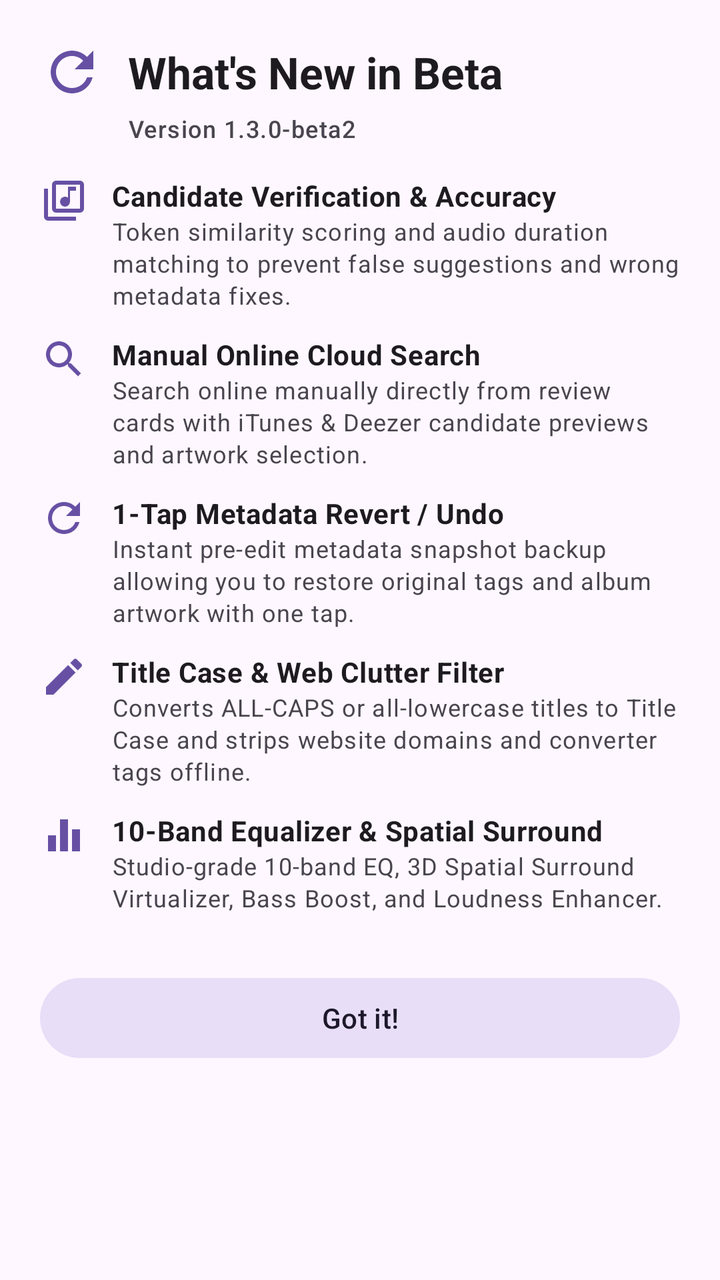
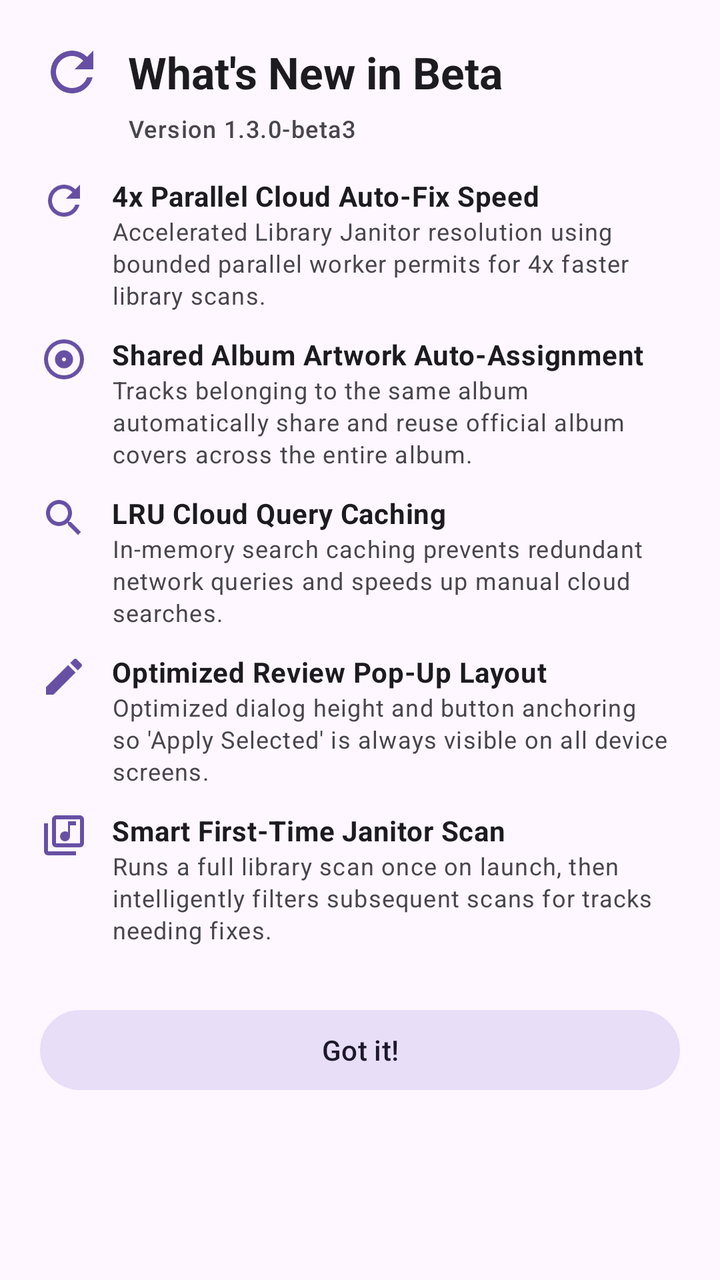

Before-and-after screenshots of an Android layout around one commit, followed by the original layout XML and the change that was made.
<!-- AndroidManifest.xml: application theme Theme_Myusiq -->
<!-- res/layout/dialog_changelog.xml -->
<?xml version="1.0" encoding="utf-8"?>
<ScrollView xmlns:android="http://schemas.android.com/apk/res/android"
    xmlns:app="http://schemas.android.com/apk/res-auto"
    android:layout_width="match_parent"
    android:layout_height="wrap_content"
    android:padding="20dp">

    <LinearLayout
        android:layout_width="match_parent"
        android:layout_height="wrap_content"
        android:orientation="vertical">

        <LinearLayout
            android:layout_width="match_parent"
            android:layout_height="wrap_content"
            android:orientation="horizontal"
            android:gravity="center_vertical"
            android:layout_marginBottom="4dp">

            <ImageView
                android:layout_width="32dp"
                android:layout_height="32dp"
                android:src="@drawable/ic_refresh"
                app:tint="?attr/colorPrimary"
                android:importantForAccessibility="no" />

            <TextView
                android:id="@+id/tvChangelogTitle"
                android:layout_width="wrap_content"
                android:layout_height="wrap_content"
                android:layout_marginStart="12dp"
                android:text="What's New in Beta"
                android:textAppearance="?attr/textAppearanceTitleLarge"
                android:textStyle="bold" />
        </LinearLayout>

        <TextView
            android:id="@+id/tvChangelogSub"
            android:layout_width="wrap_content"
            android:layout_height="wrap_content"
            android:layout_marginStart="44dp"
            android:layout_marginBottom="16dp"
            android:text="Version 1.3.0-beta2"
            android:textAppearance="?attr/textAppearanceLabelMedium"
            android:textColor="?attr/colorOnSurfaceVariant" />

        
        <LinearLayout
            android:layout_width="match_parent"
            android:layout_height="wrap_content"
            android:orientation="horizontal"
            android:layout_marginBottom="12dp">

            <ImageView
                android:layout_width="24dp"
                android:layout_height="24dp"
                android:src="@drawable/ic_tracks"
                app:tint="?attr/colorPrimary"
                android:importantForAccessibility="no" />

            <LinearLayout
                android:layout_width="0dp"
                android:layout_height="wrap_content"
                android:layout_weight="1"
                android:layout_marginStart="12dp"
                android:orientation="vertical">

                <TextView
                    android:layout_width="wrap_content"
                    android:layout_height="wrap_content"
                    android:text="Candidate Verification &amp; Accuracy"
                    android:textAppearance="?attr/textAppearanceBodyMedium"
                    android:textStyle="bold" />

                <TextView
                    android:layout_width="wrap_content"
                    android:layout_height="wrap_content"
                    android:text="Token similarity scoring and audio duration matching to prevent false suggestions and wrong metadata fixes."
                    android:textAppearance="?attr/textAppearanceBodySmall"
                    android:textColor="?attr/colorOnSurfaceVariant" />
            </LinearLayout>
        </LinearLayout>

        
        <LinearLayout
            android:layout_width="match_parent"
            android:layout_height="wrap_content"
            android:orientation="horizontal"
            android:layout_marginBottom="12dp">

            <ImageView
                android:layout_width="24dp"
                android:layout_height="24dp"
                android:src="@drawable/ic_search"
                app:tint="?attr/colorPrimary"
                android:importantForAccessibility="no" />

            <LinearLayout
                android:layout_width="0dp"
                android:layout_height="wrap_content"
                android:layout_weight="1"
                android:layout_marginStart="12dp"
                android:orientation="vertical">

                <TextView
                    android:layout_width="wrap_content"
                    android:layout_height="wrap_content"
                    android:text="Manual Online Cloud Search"
                    android:textAppearance="?attr/textAppearanceBodyMedium"
                    android:textStyle="bold" />

                <TextView
                    android:layout_width="wrap_content"
                    android:layout_height="wrap_content"
                    android:text="Search online manually directly from review cards with iTunes &amp; Deezer candidate previews and artwork selection."
                    android:textAppearance="?attr/textAppearanceBodySmall"
                    android:textColor="?attr/colorOnSurfaceVariant" />
            </LinearLayout>
        </LinearLayout>

        
        <LinearLayout
            android:layout_width="match_parent"
            android:layout_height="wrap_content"
            android:orientation="horizontal"
            android:layout_marginBottom="12dp">

            <ImageView
                android:layout_width="24dp"
                android:layout_height="24dp"
                android:src="@drawable/ic_refresh"
                app:tint="?attr/colorPrimary"
                android:importantForAccessibility="no" />

            <LinearLayout
                android:layout_width="0dp"
                android:layout_height="wrap_content"
                android:layout_weight="1"
                android:layout_marginStart="12dp"
                android:orientation="vertical">

                <TextView
                    android:layout_width="wrap_content"
                    android:layout_height="wrap_content"
                    android:text="1-Tap Metadata Revert / Undo"
                    android:textAppearance="?attr/textAppearanceBodyMedium"
                    android:textStyle="bold" />

                <TextView
                    android:layout_width="wrap_content"
                    android:layout_height="wrap_content"
                    android:text="Instant pre-edit metadata snapshot backup allowing you to restore original tags and album artwork with one tap."
                    android:textAppearance="?attr/textAppearanceBodySmall"
                    android:textColor="?attr/colorOnSurfaceVariant" />
            </LinearLayout>
        </LinearLayout>

        
        <LinearLayout
            android:layout_width="match_parent"
            android:layout_height="wrap_content"
            android:orientation="horizontal"
            android:layout_marginBottom="12dp">

            <ImageView
                android:layout_width="24dp"
                android:layout_height="24dp"
                android:src="@drawable/ic_edit"
                app:tint="?attr/colorPrimary"
                android:importantForAccessibility="no" />

            <LinearLayout
                android:layout_width="0dp"
                android:layout_height="wrap_content"
                android:layout_weight="1"
                android:layout_marginStart="12dp"
                android:orientation="vertical">

                <TextView
                    android:layout_width="wrap_content"
                    android:layout_height="wrap_content"
                    android:text="Title Case &amp; Web Clutter Filter"
                    android:textAppearance="?attr/textAppearanceBodyMedium"
                    android:textStyle="bold" />

                <TextView
                    android:layout_width="wrap_content"
                    android:layout_height="wrap_content"
                    android:text="Converts ALL-CAPS or all-lowercase titles to Title Case and strips website domains and converter tags offline."
                    android:textAppearance="?attr/textAppearanceBodySmall"
                    android:textColor="?attr/colorOnSurfaceVariant" />
            </LinearLayout>
        </LinearLayout>

        
        <LinearLayout
            android:layout_width="match_parent"
            android:layout_height="wrap_content"
            android:orientation="horizontal"
            android:layout_marginBottom="12dp">

            <ImageView
                android:layout_width="24dp"
                android:layout_height="24dp"
                android:src="@drawable/ic_equalizer"
                app:tint="?attr/colorPrimary"
                android:importantForAccessibility="no" />

            <LinearLayout
                android:layout_width="0dp"
                android:layout_height="wrap_content"
                android:layout_weight="1"
                android:layout_marginStart="12dp"
                android:orientation="vertical">

                <TextView
                    android:layout_width="wrap_content"
                    android:layout_height="wrap_content"
                    android:text="10-Band Equalizer &amp; Spatial Surround"
                    android:textAppearance="?attr/textAppearanceBodyMedium"
                    android:textStyle="bold" />

                <TextView
                    android:layout_width="wrap_content"
                    android:layout_height="wrap_content"
                    android:text="Studio-grade 10-band EQ, 3D Spatial Surround Virtualizer, Bass Boost, and Loudness Enhancer."
                    android:textAppearance="?attr/textAppearanceBodySmall"
                    android:textColor="?attr/colorOnSurfaceVariant" />
            </LinearLayout>
        </LinearLayout>

        <com.google.android.material.button.MaterialButton
            android:id="@+id/btnChangelogGotIt"
            style="@style/Widget.Material3.Button.TonalButton"
            android:layout_width="match_parent"
            android:layout_height="wrap_content"
            android:layout_marginTop="16dp"
            android:text="@string/got_it" />

    </LinearLayout>
</ScrollView>
<!-- resources referenced by this layout -->
<resources>
  <!-- drawable ic_edit (drawable) -->
  <vector xmlns:android="http://schemas.android.com/apk/res/android"
      android:width="24dp"
      android:height="24dp"
      android:viewportWidth="24"
      android:viewportHeight="24">
      <path
          android:fillColor="@android:color/white"
          android:pathData="M3,17.25V21h3.75L17.81,9.94l-3.75,-3.75L3,17.25zM20.71,7.04c0.39,-0.39 0.39,-1.02 0,-1.41l-2.34,-2.34c-0.39,-0.39 -1.02,-0.39 -1.41,0l-1.83,1.83 3.75,3.75 1.83,-1.83z" />
  </vector>
  <!-- drawable ic_equalizer (drawable) -->
  <vector xmlns:android="http://schemas.android.com/apk/res/android" android:height="24dp" android:tint="#000000" android:viewportHeight="960" android:viewportWidth="960" android:width="24dp">
  
      <path android:fillColor="@android:color/white" android:pathData="M160,800L160,480L320,480L320,800L160,800ZM400,800L400,160L560,160L560,800L400,800ZM640,800L640,360L800,360L800,800L640,800Z"/>
  
  </vector>
  <!-- drawable ic_refresh (drawable) -->
  <vector xmlns:android="http://schemas.android.com/apk/res/android" android:height="24dp" android:tint="#000000" android:viewportHeight="24" android:viewportWidth="24" android:width="24dp">
  
      <path android:fillColor="@android:color/white" android:pathData="M17.65,6.35C16.2,4.9 14.21,4 12,4c-4.42,0 -7.99,3.58 -7.99,8s3.57,8 7.99,8c3.73,0 6.84,-2.55 7.73,-6h-2.08c-0.82,2.33 -3.04,4 -5.65,4 -3.31,0 -6,-2.69 -6,-6s2.69,-6 6,-6c1.66,0 3.14,0.69 4.22,1.78L13,11h7V4l-2.35,2.35z"/>
  
  </vector>
  <!-- drawable ic_search (drawable) -->
  <vector xmlns:android="http://schemas.android.com/apk/res/android" android:height="24dp" android:tint="#000000" android:viewportHeight="24" android:viewportWidth="24" android:width="24dp">
  
      <path android:fillColor="@android:color/white" android:pathData="M15.5,14h-0.79l-0.28,-0.27C15.41,12.59 16,11.11 16,9.5 16,5.91 13.09,3 9.5,3S3,5.91 3,9.5 5.91,16 9.5,16c1.61,0 3.09,-0.59 4.23,-1.57l0.27,0.28v0.79l5,4.99L20.49,19l-4.99,-5zM9.5,14C7.01,14 5,11.99 5,9.5S7.01,5 9.5,5 14,7.01 14,9.5 11.99,14 9.5,14z"/>
  
  </vector>
  <string name="got_it">Got it!</string>
  <style name="Theme_Myusiq" parent="Base.Theme_Myusiq">
          <item name="colorPrimary">@color/md_theme_default_primary</item>
      </style>
  <style name="Base.Theme_Myusiq" parent="Theme.Material3.DayNight.NoActionBar">
          <item name="android:navigationBarColor">@android:color/transparent</item>
          <item name="android:statusBarColor">@android:color/transparent</item>
          <item name="android:windowTranslucentStatus">false</item>
          <item name="android:windowTranslucentNavigation">false</item>
          <item name="android:windowDrawsSystemBarBackgrounds">true</item>
      </style>
  <color name="md_theme_default_primary">#6750A4</color>
  <!-- unchanged entries left out for length: 1 -->
</resources>

<!-- the commit's change to res/layout/dialog_changelog.xml (unified diff, before → after) -->
@@ -40,7 +40,7 @@
             android:layout_height="wrap_content"
             android:layout_marginStart="44dp"
             android:layout_marginBottom="16dp"
-            android:text="Version 1.3.0-beta2"
+            android:text="Version 1.3.0-beta3"
             android:textAppearance="?attr/textAppearanceLabelMedium"
             android:textColor="?attr/colorOnSurfaceVariant" />
 
@@ -54,6 +54,154 @@
             <ImageView
                 android:layout_width="24dp"
                 android:layout_height="24dp"
+                android:src="@drawable/ic_refresh"
+                app:tint="?attr/colorPrimary"
+                android:importantForAccessibility="no" />
+
+            <LinearLayout
+                android:layout_width="0dp"
+                android:layout_height="wrap_content"
+                android:layout_weight="1"
+                android:layout_marginStart="12dp"
+                android:orientation="vertical">
+
+                <TextView
+                    android:layout_width="wrap_content"
+                    android:layout_height="wrap_content"
+                    android:text="4x Parallel Cloud Auto-Fix Speed"
+                    android:textAppearance="?attr/textAppearanceBodyMedium"
+                    android:textStyle="bold" />
+
+                <TextView
+                    android:layout_width="wrap_content"
+                    android:layout_height="wrap_content"
+                    android:text="Accelerated Library Janitor resolution using bounded parallel worker permits for 4x faster library scans."
+                    android:textAppearance="?attr/textAppearanceBodySmall"
+                    android:textColor="?attr/colorOnSurfaceVariant" />
+            </LinearLayout>
+        </LinearLayout>
+
+        
+        <LinearLayout
+            android:layout_width="match_parent"
+            android:layout_height="wrap_content"
+            android:orientation="horizontal"
+            android:layout_marginBottom="12dp">
+
+            <ImageView
+                android:layout_width="24dp"
+                android:layout_height="24dp"
+                android:src="@drawable/ic_album"
+                app:tint="?attr/colorPrimary"
+                android:importantForAccessibility="no" />
+
+            <LinearLayout
+                android:layout_width="0dp"
+                android:layout_height="wrap_content"
+                android:layout_weight="1"
+                android:layout_marginStart="12dp"
+                android:orientation="vertical">
+
+                <TextView
+                    android:layout_width="wrap_content"
+                    android:layout_height="wrap_content"
+                    android:text="Shared Album Artwork Auto-Assignment"
+                    android:textAppearance="?attr/textAppearanceBodyMedium"
+                    android:textStyle="bold" />
+
+                <TextView
+                    android:layout_width="wrap_content"
+                    android:layout_height="wrap_content"
+                    android:text="Tracks belonging to the same album automatically share and reuse official album covers across the entire album."
+                    android:textAppearance="?attr/textAppearanceBodySmall"
+                    android:textColor="?attr/colorOnSurfaceVariant" />
+            </LinearLayout>
+        </LinearLayout>
+
+        
+        <LinearLayout
+            android:layout_width="match_parent"
+            android:layout_height="wrap_content"
+            android:orientation="horizontal"
+            android:layout_marginBottom="12dp">
+
+            <ImageView
+                android:layout_width="24dp"
+                android:layout_height="24dp"
+                android:src="@drawable/ic_search"
+                app:tint="?attr/colorPrimary"
+                android:importantForAccessibility="no" />
+
+            <LinearLayout
+                android:layout_width="0dp"
+                android:layout_height="wrap_content"
+                android:layout_weight="1"
+                android:layout_marginStart="12dp"
+                android:orientation="vertical">
+
+                <TextView
+                    android:layout_width="wrap_content"
+                    android:layout_height="wrap_content"
+                    android:text="LRU Cloud Query Caching"
+                    android:textAppearance="?attr/textAppearanceBodyMedium"
+                    android:textStyle="bold" />
+
+                <TextView
+                    android:layout_width="wrap_content"
+                    android:layout_height="wrap_content"
+                    android:text="In-memory search caching prevents redundant network queries and speeds up manual cloud searches."
+                    android:textAppearance="?attr/textAppearanceBodySmall"
+                    android:textColor="?attr/colorOnSurfaceVariant" />
+            </LinearLayout>
+        </LinearLayout>
+
+        
+        <LinearLayout
+            android:layout_width="match_parent"
+            android:layout_height="wrap_content"
+            android:orientation="horizontal"
+            android:layout_marginBottom="12dp">
+
+            <ImageView
+                android:layout_width="24dp"
+                android:layout_height="24dp"
+                android:src="@drawable/ic_edit"
+                app:tint="?attr/colorPrimary"
+                android:importantForAccessibility="no" />
+
+            <LinearLayout
+                android:layout_width="0dp"
+                android:layout_height="wrap_content"
+                android:layout_weight="1"
+                android:layout_marginStart="12dp"
+                android:orientation="vertical">
+
+                <TextView
+                    android:layout_width="wrap_content"
+                    android:layout_height="wrap_content"
+                    android:text="Optimized Review Pop-Up Layout"
+                    android:textAppearance="?attr/textAppearanceBodyMedium"
+                    android:textStyle="bold" />
+
+                <TextView
+                    android:layout_width="wrap_content"
+                    android:layout_height="wrap_content"
+                    android:text="Optimized dialog height and button anchoring so 'Apply Selected' is always visible on all device screens."
+                    android:textAppearance="?attr/textAppearanceBodySmall"
+                    android:textColor="?attr/colorOnSurfaceVariant" />
+            </LinearLayout>
+        </LinearLayout>
+
+        
+        <LinearLayout
+            android:layout_width="match_parent"
+            android:layout_height="wrap_content"
+            android:orientation="horizontal"
+            android:layout_marginBottom="12dp">
+
+            <ImageView
+                android:layout_width="24dp"
+                android:layout_height="24dp"
                 android:src="@drawable/ic_tracks"
                 app:tint="?attr/colorPrimary"
                 android:importantForAccessibility="no" />
@@ -68,162 +216,14 @@
                 <TextView
                     android:layout_width="wrap_content"
                     android:layout_height="wrap_content"
-                    android:text="Candidate Verification &amp; Accuracy"
-                    android:textAppearance="?attr/textAppearanceBodyMedium"
-                    android:textStyle="bold" />
-
-                <TextView
-                    android:layout_width="wrap_content"
-                    android:layout_height="wrap_content"
-                    android:text="Token similarity scoring and audio duration matching to prevent false suggestions and wrong metadata fixes."
-                    android:textAppearance="?attr/textAppearanceBodySmall"
-                    android:textColor="?attr/colorOnSurfaceVariant" />
-            </LinearLayout>
-        </LinearLayout>
-
-        
-        <LinearLayout
-            android:layout_width="match_parent"
-            android:layout_height="wrap_content"
-            android:orientation="horizontal"
-            android:layout_marginBottom="12dp">
-
-            <ImageView
-                android:layout_width="24dp"
-                android:layout_height="24dp"
-                android:src="@drawable/ic_search"
-                app:tint="?attr/colorPrimary"
-                android:importantForAccessibility="no" />
-
-            <LinearLayout
-                android:layout_width="0dp"
-                android:layout_height="wrap_content"
-                android:layout_weight="1"
-                android:layout_marginStart="12dp"
-                android:orientation="vertical">
-
-                <TextView
-                    android:layout_width="wrap_content"
-                    android:layout_height="wrap_content"
-                    android:text="Manual Online Cloud Search"
-                    android:textAppearance="?attr/textAppearanceBodyMedium"
-                    android:textStyle="bold" />
-
-                <TextView
-                    android:layout_width="wrap_content"
-                    android:layout_height="wrap_content"
-                    android:text="Search online manually directly from review cards with iTunes &amp; Deezer candidate previews and artwork selection."
-                    android:textAppearance="?attr/textAppearanceBodySmall"
-                    android:textColor="?attr/colorOnSurfaceVariant" />
-            </LinearLayout>
-        </LinearLayout>
-
-        
-        <LinearLayout
-            android:layout_width="match_parent"
-            android:layout_height="wrap_content"
-            android:orientation="horizontal"
-            android:layout_marginBottom="12dp">
-
-            <ImageView
-                android:layout_width="24dp"
-                android:layout_height="24dp"
-                android:src="@drawable/ic_refresh"
-                app:tint="?attr/colorPrimary"
-                android:importantForAccessibility="no" />
-
-            <LinearLayout
-                android:layout_width="0dp"
-                android:layout_height="wrap_content"
-                android:layout_weight="1"
-                android:layout_marginStart="12dp"
-                android:orientation="vertical">
-
-                <TextView
-                    android:layout_width="wrap_content"
-                    android:layout_height="wrap_content"
-                    android:text="1-Tap Metadata Revert / Undo"
-                    android:textAppearance="?attr/textAppearanceBodyMedium"
-                    android:textStyle="bold" />
-
-                <TextView
-                    android:layout_width="wrap_content"
-                    android:layout_height="wrap_content"
-                    android:text="Instant pre-edit metadata snapshot backup allowing you to restore original tags and album artwork with one tap."
-                    android:textAppearance="?attr/textAppearanceBodySmall"
-                    android:textColor="?attr/colorOnSurfaceVariant" />
-            </LinearLayout>
-        </LinearLayout>
-
-        
-        <LinearLayout
-            android:layout_width="match_parent"
-            android:layout_height="wrap_content"
-            android:orientation="horizontal"
-            android:layout_marginBottom="12dp">
-
-            <ImageView
-                android:layout_width="24dp"
-                android:layout_height="24dp"
-                android:src="@drawable/ic_edit"
-                app:tint="?attr/colorPrimary"
-                android:importantForAccessibility="no" />
-
-            <LinearLayout
-                android:layout_width="0dp"
-                android:layout_height="wrap_content"
-                android:layout_weight="1"
-                android:layout_marginStart="12dp"
-                android:orientation="vertical">
-
-                <TextView
-                    android:layout_width="wrap_content"
-                    android:layout_height="wrap_content"
-                    android:text="Title Case &amp; Web Clutter Filter"
-                    android:textAppearance="?attr/textAppearanceBodyMedium"
-                    android:textStyle="bold" />
-
-                <TextView
-                    android:layout_width="wrap_content"
-                    android:layout_height="wrap_content"
-                    android:text="Converts ALL-CAPS or all-lowercase titles to Title Case and strips website domains and converter tags offline."
-                    android:textAppearance="?attr/textAppearanceBodySmall"
-                    android:textColor="?attr/colorOnSurfaceVariant" />
-            </LinearLayout>
-        </LinearLayout>
-
-        
-        <LinearLayout
-            android:layout_width="match_parent"
-            android:layout_height="wrap_content"
-            android:orientation="horizontal"
-            android:layout_marginBottom="12dp">
-
-            <ImageView
-                android:layout_width="24dp"
-                android:layout_height="24dp"
-                android:src="@drawable/ic_equalizer"
-                app:tint="?attr/colorPrimary"
-                android:importantForAccessibility="no" />
-
-            <LinearLayout
-                android:layout_width="0dp"
-                android:layout_height="wrap_content"
-                android:layout_weight="1"
-                android:layout_marginStart="12dp"
-                android:orientation="vertical">
-
-                <TextView
-                    android:layout_width="wrap_content"
-                    android:layout_height="wrap_content"
-                    android:text="10-Band Equalizer &amp; Spatial Surround"
-                    android:textAppearance="?attr/textAppearanceBodyMedium"
-                    android:textStyle="bold" />
-
-                <TextView
-                    android:layout_width="wrap_content"
-                    android:layout_height="wrap_content"
-                    android:text="Studio-grade 10-band EQ, 3D Spatial Surround Virtualizer, Bass Boost, and Loudness Enhancer."
+                    android:text="Smart First-Time Janitor Scan"
+                    android:textAppearance="?attr/textAppearanceBodyMedium"
+                    android:textStyle="bold" />
+
+                <TextView
+                    android:layout_width="wrap_content"
+                    android:layout_height="wrap_content"
+                    android:text="Runs a full library scan once on launch, then intelligently filters subsequent scans for tracks needing fixes."
                     android:textAppearance="?attr/textAppearanceBodySmall"
                     android:textColor="?attr/colorOnSurfaceVariant" />
             </LinearLayout>
<!-- resource entries referenced after the edit -->
@@ -1,5 +1,16 @@
 <!-- resources referenced by this layout -->
 <resources>
+  <!-- drawable ic_album (drawable) -->
+  <vector xmlns:android="http://schemas.android.com/apk/res/android"
+      android:width="24dp"
+      android:height="24dp"
+      android:viewportWidth="960"
+      android:viewportHeight="960"
+      android:tint="?attr/colorOnSurfaceVariant">
+  
+      <path android:fillColor="@android:color/white" android:pathData="M480,660Q555,660 607.5,607.5Q660,555 660,480Q660,405 607.5,352.5Q555,300 480,300Q405,300 352.5,352.5Q300,405 300,480Q300,555 352.5,607.5Q405,660 480,660ZM451.5,508.5Q440,497 440,480Q440,463 451.5,451.5Q463,440 480,440Q497,440 508.5,451.5Q520,463 520,480Q520,497 508.5,508.5Q497,520 480,520Q463,520 451.5,508.5ZM480,880Q397,880 324,848.5Q251,817 197,763Q143,709 111.5,636Q80,563 80,480Q80,397 111.5,324Q143,251 197,197Q251,143 324,111.5Q397,80 480,80Q563,80 636,111.5Q709,143 763,197Q817,251 848.5,324Q880,397 880,480Q880,563 848.5,636Q817,709 763,763Q709,817 636,848.5Q563,880 480,880ZM480,800Q614,800 707,707Q800,614 800,480Q800,346 707,253Q614,160 480,160Q346,160 253,253Q160,346 160,480Q160,614 253,707Q346,800 480,800ZM480,480Q480,480 480,480Q480,480 480,480Q480,480 480,480Q480,480 480,480Q480,480 480,480Q480,480 480,480Q480,480 480,480Q480,480 480,480Z"/>
+  
+  </vector>
   <!-- drawable ic_edit (drawable) -->
   <vector xmlns:android="http://schemas.android.com/apk/res/android"
       android:width="24dp"
@@ -9,12 +20,6 @@
       <path
           android:fillColor="@android:color/white"
           android:pathData="M3,17.25V21h3.75L17.81,9.94l-3.75,-3.75L3,17.25zM20.71,7.04c0.39,-0.39 0.39,-1.02 0,-1.41l-2.34,-2.34c-0.39,-0.39 -1.02,-0.39 -1.41,0l-1.83,1.83 3.75,3.75 1.83,-1.83z" />
-  </vector>
-  <!-- drawable ic_equalizer (drawable) -->
-  <vector xmlns:android="http://schemas.android.com/apk/res/android" android:height="24dp" android:tint="#000000" android:viewportHeight="960" android:viewportWidth="960" android:width="24dp">
-  
-      <path android:fillColor="@android:color/white" android:pathData="M160,800L160,480L320,480L320,800L160,800ZM400,800L400,160L560,160L560,800L400,800ZM640,800L640,360L800,360L800,800L640,800Z"/>
-  
   </vector>
   <!-- drawable ic_refresh (drawable) -->
   <vector xmlns:android="http://schemas.android.com/apk/res/android" android:height="24dp" android:tint="#000000" android:viewportHeight="24" android:viewportWidth="24" android:width="24dp">
